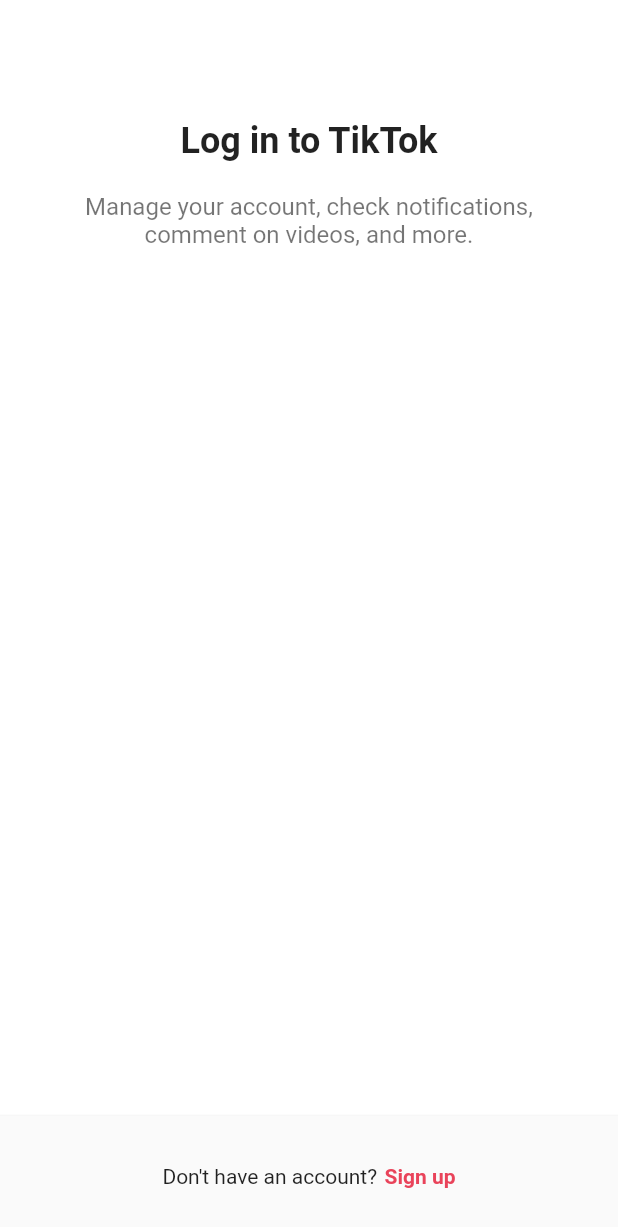
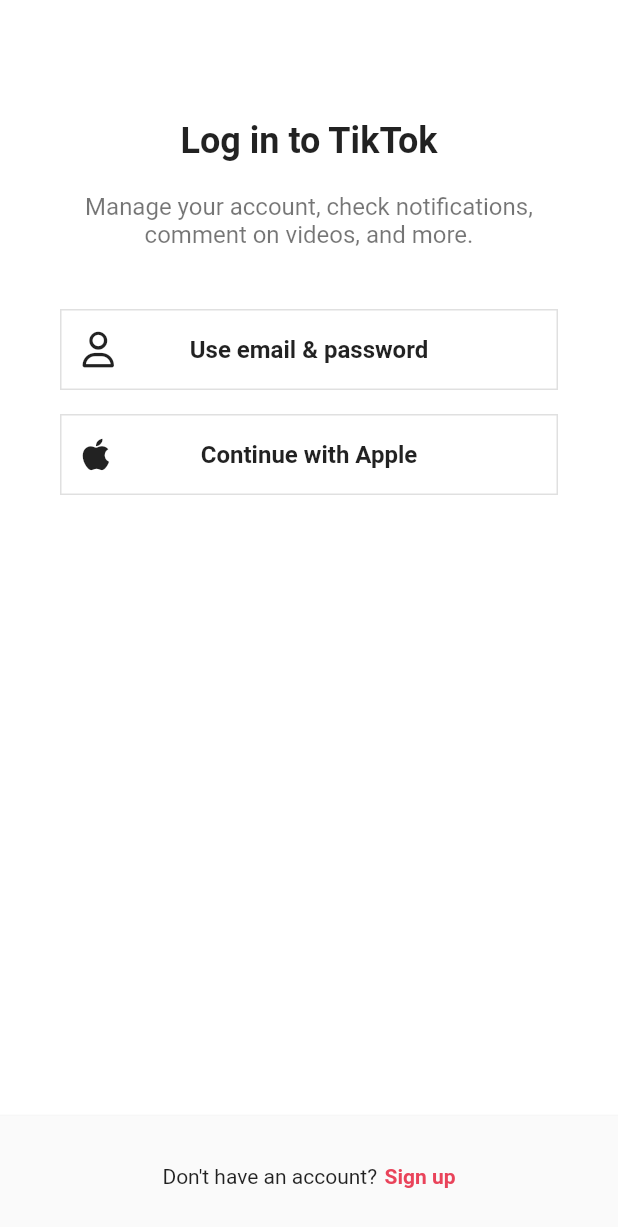
Before and after one commit to ikang9712/tiktok-clone, a Flutter app: the screen it shows after launch, after a tap on "Log in", on a phone screen of 412 x 824 dp. Shown: the top 1227 px of the screen. Run offline on Flutter 3.47's test engine with Material 2 defaults, Android fonts, the phone set to English and light mode, and no system bars; our stand-ins replace font_awesome_flutter.

Commit message:
login form for login screen

```diff
--- a/lib/features/authentication/birthday_screen.dart
+++ b/lib/features/authentication/birthday_screen.dart
@@ -84,7 +84,7 @@ class _BirthdayScreenState extends State<BirthdayScreen> {
           Gaps.v16,
           GestureDetector(
             onTap: _onNextTap,
-            child: const FormButton(disabled: false),
+            child: const FormButton(disabled: false, text: "Next"),
           ),
         ]),
       ),
--- a/lib/features/authentication/email_screen.dart
+++ b/lib/features/authentication/email_screen.dart
@@ -103,7 +103,8 @@ class _EmailScreenState extends State<EmailScreen> {
             GestureDetector(
               onTap: _onSubmit,
               child: FormButton(
-                  disabled: _email.isEmpty || _isEmailValid() != null),
+                  disabled: _email.isEmpty || _isEmailValid() != null,
+                  text: "Next"),
             ),
           ]),
         ),
--- a/lib/features/authentication/login_screen.dart
+++ b/lib/features/authentication/login_screen.dart
@@ -1,12 +1,21 @@
 import 'package:flutter/material.dart';
+import 'package:font_awesome_flutter/font_awesome_flutter.dart';
 import 'package:tiktok_clone/constants/gaps.dart';
 import 'package:tiktok_clone/constants/sizes.dart';
+import 'package:tiktok_clone/features/authentication/login_form_screen.dart';
+import 'package:tiktok_clone/features/authentication/widgets/auth_button.dart';
 
 class LoginScreen extends StatelessWidget {
   const LoginScreen({super.key});
 
   void _onSignupTap(BuildContext context) {
     Navigator.of(context).pop();
+  }
+
+  void _onEmailLoginTap(BuildContext context) {
+    Navigator.of(context).push(MaterialPageRoute(
+      builder: (context) => const LoginFormScreen(),
+    ));
   }
 
   @override
@@ -16,9 +25,9 @@ class LoginScreen extends StatelessWidget {
         child: Padding(
           padding: const EdgeInsets.symmetric(horizontal: Sizes.size40),
           child: Column(
-            children: const [
+            children: [
               Gaps.v80,
-              Text(
+              const Text(
                 "Log in to TikTok",
                 style: TextStyle(
                   fontSize: Sizes.size24,
@@ -26,13 +35,25 @@ class LoginScreen extends StatelessWidget {
                 ),
               ),
               Gaps.v20,
-              Text(
+              const Text(
                 "Manage your account, check notifications, comment on videos, and more.",
                 style: TextStyle(
                   fontSize: Sizes.size16,
                   color: Colors.black54,
                 ),
                 textAlign: TextAlign.center,
+              ),
+              Gaps.v40,
+              GestureDetector(
+                onTap: () => _onEmailLoginTap(context),
+                child: const AuthButton(
+                    text: "Use email & password",
+                    icon: FaIcon(FontAwesomeIcons.user)),
+              ),
+              Gaps.v16,
+              const AuthButton(
+                text: "Continue with Apple",
+                icon: FaIcon(FontAwesomeIcons.apple),
               ),
             ],
           ),
--- a/lib/features/authentication/password_screen.dart
+++ b/lib/features/authentication/password_screen.dart
@@ -151,9 +151,7 @@ class _PasswordScreenState extends State<PasswordScreen> {
             Gaps.v16,
             GestureDetector(
               onTap: _onSubmit,
-              child: FormButton(
-                disabled: !_isPasswordValid(),
-              ),
+              child: FormButton(disabled: !_isPasswordValid(), text: "Next"),
             ),
           ]),
         ),
--- a/lib/features/authentication/username_screen.dart
+++ b/lib/features/authentication/username_screen.dart
@@ -85,7 +85,10 @@ class _UsernameScreenState extends State<UsernameScreen> {
           Gaps.v16,
           GestureDetector(
             onTap: _onNextTap,
-            child: FormButton(disabled: _username.isEmpty),
+            child: FormButton(
+              disabled: _username.isEmpty,
+              text: "Next",
+            ),
           ),
         ]),
       ),
```
Also changed, not shown: lib/features/authentication/login_form_screen.dart (+61 -2 lines), lib/features/authentication/widgets/form_button.dart (+4 -6 lines).
